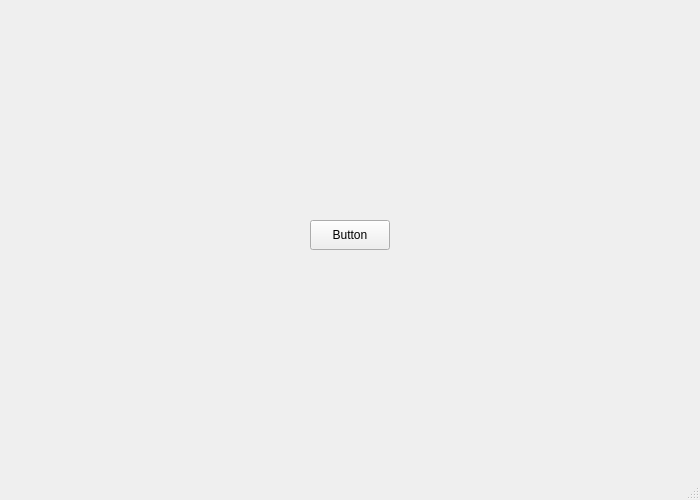
chiangryanNFU/MidtermAI, file mainwindow.ui: the form before one commit.
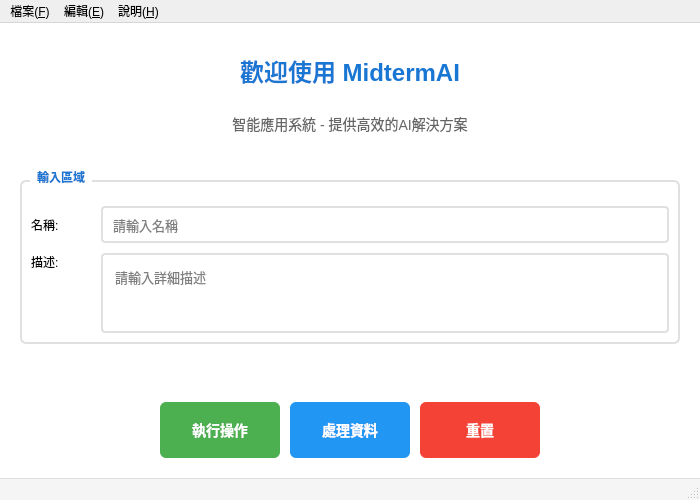
The form after the commit.

Commit message: Optimize UI with modern design, enhanced components and functionality

What changed in the file:
```diff
--- a/mainwindow.ui
+++ b/mainwindow.ui
@@ -11,22 +11,318 @@
    </rect>
   </property>
   <property name="windowTitle">
-   <string>MainWindow</string>
+   <string>MidtermAI - 人工智能應用系統</string>
+  </property>
+  <property name="styleSheet">
+   <string notr="true">QMainWindow {
+    background-color: #f5f5f5;
+}
+
+QWidget#centralwidget {
+    background-color: #ffffff;
+}
+
+QPushButton {
+    background-color: #2196F3;
+    color: white;
+    border: none;
+    border-radius: 6px;
+    padding: 10px 20px;
+    font-size: 14px;
+    font-weight: bold;
+    min-height: 36px;
+}
+
+QPushButton:hover {
+    background-color: #1976D2;
+}
+
+QPushButton:pressed {
+    background-color: #0D47A1;
+}
+
+QPushButton#actionButton {
+    background-color: #4CAF50;
+}
+
+QPushButton#actionButton:hover {
+    background-color: #45a049;
+}
+
+QPushButton#resetButton {
+    background-color: #f44336;
+}
+
+QPushButton#resetButton:hover {
+    background-color: #da190b;
+}
+
+QLabel#titleLabel {
+    color: #1976D2;
+    font-size: 24px;
+    font-weight: bold;
+    padding: 10px;
+}
+
+QLabel#subtitleLabel {
+    color: #666666;
+    font-size: 14px;
+}
+
+QLineEdit {
+    border: 2px solid #e0e0e0;
+    border-radius: 4px;
+    padding: 8px;
+    font-size: 13px;
+    background-color: white;
+}
+
+QLineEdit:focus {
+    border: 2px solid #2196F3;
+}
+
+QTextEdit {
+    border: 2px solid #e0e0e0;
+    border-radius: 4px;
+    padding: 8px;
+    font-size: 13px;
+    background-color: white;
+}
+
+QTextEdit:focus {
+    border: 2px solid #2196F3;
+}
+
+QGroupBox {
+    border: 2px solid #e0e0e0;
+    border-radius: 6px;
+    margin-top: 10px;
+    font-weight: bold;
+    padding-top: 15px;
+}
+
+QGroupBox::title {
+    subcontrol-origin: margin;
+    subcontrol-position: top left;
+    left: 10px;
+    padding: 0 5px;
+    color: #1976D2;
+}
+
+QStatusBar {
+    background-color: #f5f5f5;
+    color: #666666;
+    border-top: 1px solid #e0e0e0;
+}</string>
   </property>
   <widget class="QWidget" name="centralwidget">
-   <widget class="QPushButton" name="pushButton">
-    <property name="geometry">
-     <rect>
-      <x>310</x>
-      <y>220</y>
-      <width>80</width>
-      <height>30</height>
-     </rect>
+   <layout class="QVBoxLayout" name="verticalLayout">
+    <property name="spacing">
+     <number>15</number>
     </property>
-    <property name="text">
-     <string>Button</string>
+    <property name="leftMargin">
+     <number>20</number>
     </property>
-   </widget>
+    <property name="topMargin">
+     <number>20</number>
+    </property>
+    <property name="rightMargin">
+     <number>20</number>
+    </property>
+    <property name="bottomMargin">
+     <number>20</number>
+    </property>
+    <item>
+     <widget class="QLabel" name="titleLabel">
+      <property name="text">
+       <string>歡迎使用 MidtermAI</string>
+      </property>
+      <property name="alignment">
+       <set>Qt::AlignCenter</set>
+      </property>
+     </widget>
+    </item>
+    <item>
+     <widget class="QLabel" name="subtitleLabel">
+      <property name="text">
+       <string>智能應用系統 - 提供高效的AI解決方案</string>
+      </property>
+      <property name="alignment">
+       <set>Qt::AlignCenter</set>
+      </property>
+     </widget>
+    </item>
+    <item>
+     <spacer name="verticalSpacer_1">
+      <property name="orientation">
+       <enum>Qt::Vertical</enum>
+      </property>
+      <property name="sizeType">
+       <enum>QSizePolicy::Fixed</enum>
+      </property>
+      <property name="sizeHint" stdset="0">
+       <size>
+        <width>20</width>
+        <height>20</height>
+       </size>
+      </property>
+     </spacer>
+    </item>
+    <item>
+     <widget class="QGroupBox" name="inputGroupBox">
+      <property name="title">
+       <string>輸入區域</string>
+      </property>
+      <layout class="QVBoxLayout" name="verticalLayout_2">
+       <property name="spacing">
+        <number>10</number>
+       </property>
+       <item>
+        <layout class="QHBoxLayout" name="horizontalLayout_1">
+         <item>
+          <widget class="QLabel" name="nameLabel">
+           <property name="text">
+            <string>名稱:</string>
+           </property>
+           <property name="minimumSize">
+            <size>
+             <width>60</width>
+             <height>0</height>
+            </size>
+           </property>
+          </widget>
+         </item>
+         <item>
+          <widget class="QLineEdit" name="nameLineEdit">
+           <property name="placeholderText">
+            <string>請輸入名稱</string>
+           </property>
+          </widget>
+         </item>
+        </layout>
+       </item>
+       <item>
+        <layout class="QHBoxLayout" name="horizontalLayout_2">
+         <item>
+          <widget class="QLabel" name="descriptionLabel">
+           <property name="text">
+            <string>描述:</string>
+           </property>
+           <property name="minimumSize">
+            <size>
+             <width>60</width>
+             <height>0</height>
+            </size>
+           </property>
+           <property name="alignment">
+            <set>Qt::AlignLeading|Qt::AlignLeft|Qt::AlignTop</set>
+           </property>
+          </widget>
+         </item>
+         <item>
+          <widget class="QTextEdit" name="descriptionTextEdit">
+           <property name="maximumSize">
+            <size>
+             <width>16777215</width>
+             <height>80</height>
+            </size>
+           </property>
+           <property name="placeholderText">
+            <string>請輸入詳細描述</string>
+           </property>
+          </widget>
+         </item>
+        </layout>
+       </item>
+      </layout>
+     </widget>
+    </item>
+    <item>
+     <spacer name="verticalSpacer_2">
+      <property name="orientation">
+       <enum>Qt::Vertical</enum>
+      </property>
+      <property name="sizeHint" stdset="0">
+       <size>
+        <width>20</width>
+        <height>40</height>
+       </size>
+      </property>
+     </spacer>
+    </item>
+    <item>
+     <layout class="QHBoxLayout" name="buttonLayout">
+      <property name="spacing">
+       <number>10</number>
+      </property>
+      <item>
+       <spacer name="horizontalSpacer_1">
+        <property name="orientation">
+         <enum>Qt::Horizontal</enum>
+        </property>
+        <property name="sizeHint" stdset="0">
+         <size>
+          <width>40</width>
+          <height>20</height>
+         </size>
+        </property>
+       </spacer>
+      </item>
+      <item>
+       <widget class="QPushButton" name="actionButton">
+        <property name="minimumSize">
+         <size>
+          <width>120</width>
+          <height>40</height>
+         </size>
+        </property>
+        <property name="text">
+         <string>執行操作</string>
+        </property>
+       </widget>
+      </item>
+      <item>
+       <widget class="QPushButton" name="pushButton">
+        <property name="minimumSize">
+         <size>
+          <width>120</width>
+          <height>40</height>
+         </size>
+        </property>
+        <property name="text">
+         <string>處理資料</string>
+        </property>
+       </widget>
+      </item>
+      <item>
+       <widget class="QPushButton" name="resetButton">
+        <property name="minimumSize">
+         <size>
+          <width>120</width>
+          <height>40</height>
+         </size>
+        </property>
+        <property name="text">
+         <string>重置</string>
+        </property>
+       </widget>
+      </item>
+      <item>
+       <spacer name="horizontalSpacer_2">
+        <property name="orientation">
+         <enum>Qt::Horizontal</enum>
+        </property>
+        <property name="sizeHint" stdset="0">
+         <size>
+          <width>40</width>
+          <height>20</height>
+         </size>
+        </property>
+       </spacer>
+      </item>
+     </layout>
+    </item>
+   </layout>
   </widget>
   <widget class="QMenuBar" name="menubar">
    <property name="geometry">
@@ -37,6 +333,33 @@
      <height>21</height>
     </rect>
    </property>
+   <widget class="QMenu" name="menuFile">
+    <property name="title">
+     <string>檔案(&amp;F)</string>
+    </property>
+    <addaction name="actionNew"/>
+    <addaction name="actionOpen"/>
+    <addaction name="actionSave"/>
+    <addaction name="separator"/>
+    <addaction name="actionExit"/>
+   </widget>
+   <widget class="QMenu" name="menuEdit">
+    <property name="title">
+     <string>編輯(&amp;E)</string>
+    </property>
+    <addaction name="actionCut"/>
+    <addaction name="actionCopy"/>
+    <addaction name="actionPaste"/>
+   </widget>
+   <widget class="QMenu" name="menuHelp">
+    <property name="title">
+     <string>說明(&amp;H)</string>
+    </property>
+    <addaction name="actionAbout"/>
+   </widget>
+   <addaction name="menuFile"/>
+   <addaction name="menuEdit"/>
+   <addaction name="menuHelp"/>
   </widget>
   <widget class="QStatusBar" name="statusbar"/>
  </widget>
```
Left out of the diff: 61 changed lines with no effect on the pictures. The commit also changes 2 other files.
